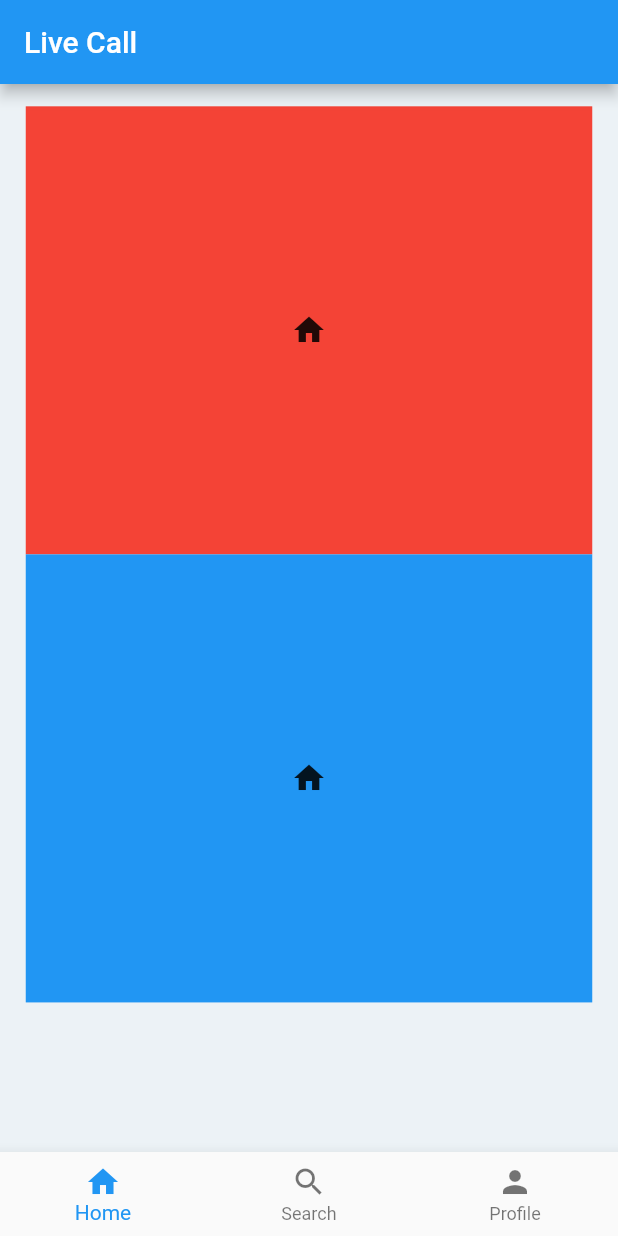
After one commit to 03Simran/LivisoApp, a Flutter app: the screen it shows after launch, on a phone screen of 412 x 824 dp. The commit adds this screen. Run offline on Flutter 3.47's test engine with Material 2 defaults, Android fonts, the phone set to English and light mode, and no system bars; our stand-ins replace flutter_screenutil, google_fonts.

Commit message:
Added the Video Call Screen

```diff
--- a/lib/main.dart
+++ b/lib/main.dart
@@ -3,6 +3,7 @@ import 'package:flutter_screenutil/flutter_screenutil.dart';
 import 'package:liviso_flutter/homeScrn.dart';
 import 'package:liviso_flutter/resetPassword.dart';
 import 'package:liviso_flutter/signup.dart';
+import 'package:liviso_flutter/vCallScreen.dart';
 
 import 'login.dart';
 
@@ -23,7 +24,7 @@ class MyApp extends StatelessWidget {
       builder: (context, child) {
         return const MaterialApp(
            debugShowCheckedModeBanner: false,
-           home: HomeScreen1(),
+           home: VideoCallScreen(),
         );
       }, );
   }
--- /dev/null
+++ b/lib/vCallScreen.dart
@@ -0,0 +1,60 @@
+import 'package:flutter/material.dart';
+import 'package:flutter_screenutil/flutter_screenutil.dart';
+import 'package:liviso_flutter/assets/colors.dart';
+
+
+class VideoCallScreen extends StatefulWidget {
+  const VideoCallScreen({super.key});
+
+  @override
+  State<VideoCallScreen> createState() => _VideoCallScreenState();
+}
+
+class _VideoCallScreenState extends State<VideoCallScreen> {
+  @override
+  Widget build(BuildContext context) {
+    return Scaffold(
+      appBar: AppBar(
+        title : Text('Live Call')
+      ),
+
+      body :  Container(
+        color:ThemeColors.backgroundColor,
+        width: double.infinity,
+        padding: EdgeInsets.all(13.w),
+        child: Column(
+
+          children: [
+               Container(color: Colors.red,
+               height:290.h,
+               width:330.w,
+               child : Icon(Icons.home),
+               ),
+               Container(color: Colors.blue,
+               height:290.h,
+               width:330.w,
+               child : Icon(Icons.home)
+
+               )
+
+            ],),
+      ),
+
+
+      bottomNavigationBar: BottomNavigationBar(items:const [
+           BottomNavigationBarItem(
+          icon: Icon(Icons.home),
+          label: 'Home',
+        ),
+        BottomNavigationBarItem(
+          icon: Icon(Icons.search),
+          label: 'Search',
+        ),
+        BottomNavigationBarItem(
+          icon: Icon(Icons.person),
+          label: 'Profile',
+        ),
+        ]),
+    );
+  }
+}
```
